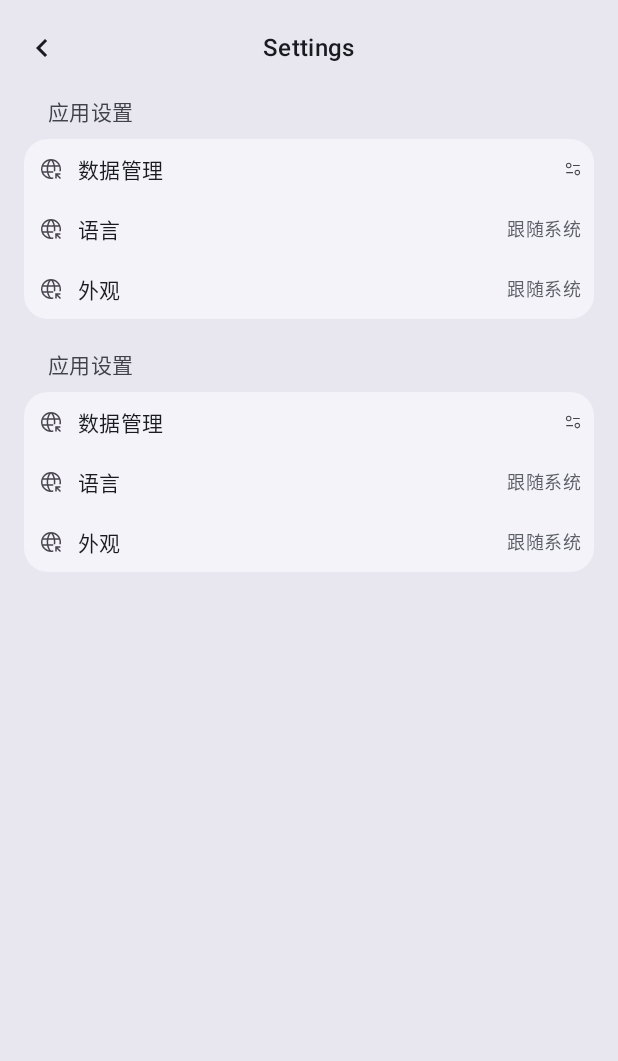
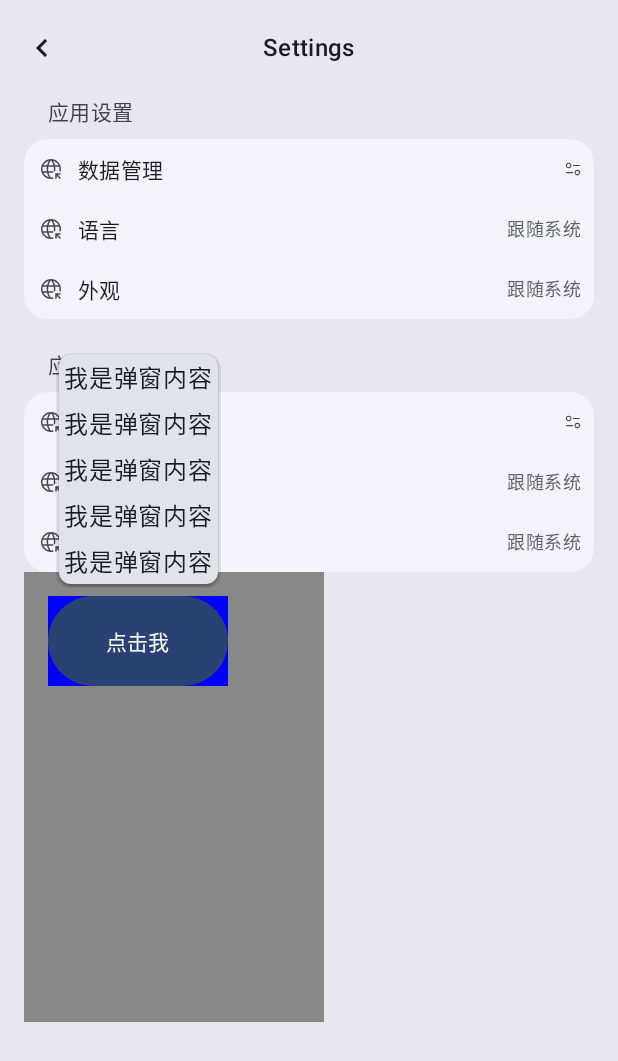
Before and after one commit to SwallowJoe/Lonicera, an Android app built with Jetpack Compose: the SettingsUI screen opened through its navigation route, on a phone screen of 412 x 824 dp. Shown: the top 1061 px of the screen. Run offline under Robolectric (Android 15) with nearby library versions, the phone set to English and light mode, and no system bars; our stand-ins replace Room's generated code; libraries missing offline, so code that uses them is left out: dev.jeziellago.compose; Roboto replaces fonts that are not available here; 1 statement that could not run was skipped.

Commit message:
Add AnchoredPopup widget

```diff
--- a/app/src/main/java/com/android/lonicera/components/settings/ui/SettingsUI.kt
+++ b/app/src/main/java/com/android/lonicera/components/settings/ui/SettingsUI.kt
@@ -1,12 +1,16 @@
 package com.android.lonicera.components.settings.ui
 
+import androidx.compose.foundation.background
 import androidx.compose.foundation.layout.Box
 import androidx.compose.foundation.layout.Column
 import androidx.compose.foundation.layout.fillMaxSize
 import androidx.compose.foundation.layout.padding
 import androidx.compose.foundation.layout.size
+import androidx.compose.foundation.shape.RoundedCornerShape
 import androidx.compose.material.icons.Icons
 import androidx.compose.material.icons.automirrored.filled.KeyboardArrowLeft
+import androidx.compose.material3.Button
+import androidx.compose.material3.Card
 import androidx.compose.material3.CenterAlignedTopAppBar
 import androidx.compose.material3.ExperimentalMaterial3Api
 import androidx.compose.material3.Icon
@@ -17,6 +21,10 @@ import androidx.compose.material3.Text
 import androidx.compose.material3.TopAppBarDefaults
 import androidx.compose.material3.contentColorFor
 import androidx.compose.runtime.Composable
+import androidx.compose.runtime.getValue
+import androidx.compose.runtime.mutableStateOf
+import androidx.compose.runtime.remember
+import androidx.compose.runtime.setValue
 import androidx.compose.ui.Modifier
 import androidx.compose.ui.graphics.Color
 import androidx.compose.ui.res.stringResource
@@ -30,6 +38,8 @@ import androidx.navigation.NavHostController
 import androidx.navigation.compose.rememberNavController
 import com.android.lonicera.R
 import com.android.lonicera.components.settings.SettingsRepository
+import com.android.lonicera.components.widget.AnchoredPopup
+import com.android.lonicera.components.widget.AnchoredPopupPreview
 
 @OptIn(ExperimentalMaterial3Api::class)
 @Composable
@@ -98,6 +108,7 @@ fun SettingsUI(navController: NavHostController) {
 
                 }
             )
+            AnchoredPopupPreview()
         }
     }
 }
--- /dev/null
+++ b/app/src/main/java/com/android/lonicera/components/widget/AnchoredPopup.kt
@@ -0,0 +1,313 @@
+package com.android.lonicera.components.widget
+
+import androidx.compose.animation.core.animateFloatAsState
+import androidx.compose.animation.core.tween
+import androidx.compose.foundation.background
+import androidx.compose.foundation.layout.Box
+import androidx.compose.foundation.layout.Column
+import androidx.compose.foundation.layout.WindowInsets
+import androidx.compose.foundation.layout.ime
+import androidx.compose.foundation.layout.padding
+import androidx.compose.foundation.layout.size
+import androidx.compose.foundation.shape.RoundedCornerShape
+import androidx.compose.material3.Button
+import androidx.compose.material3.Card
+import androidx.compose.material3.Text
+import androidx.compose.runtime.Composable
+import androidx.compose.runtime.getValue
+import androidx.compose.runtime.mutableStateOf
+import androidx.compose.runtime.remember
+import androidx.compose.runtime.setValue
+import androidx.compose.ui.Modifier
+import androidx.compose.ui.draw.alpha
+import androidx.compose.ui.geometry.Rect
+import androidx.compose.ui.graphics.Color
+import androidx.compose.ui.graphics.graphicsLayer
+import androidx.compose.ui.layout.onGloballyPositioned
+import androidx.compose.ui.layout.onSizeChanged
+import androidx.compose.ui.layout.positionInWindow
+import androidx.compose.ui.platform.LocalConfiguration
+import androidx.compose.ui.platform.LocalDensity
+import androidx.compose.ui.tooling.preview.Preview
+import androidx.compose.ui.unit.Dp
+import androidx.compose.ui.unit.IntOffset
+import androidx.compose.ui.unit.IntSize
+import androidx.compose.ui.unit.dp
+import androidx.compose.ui.window.Popup
+import androidx.compose.ui.window.PopupProperties
+import com.llmsdk.log.ALog
+import kotlin.math.roundToInt
+
+@Composable
+fun AnchoredPopup(
+    modifier: Modifier = Modifier,
+    anchorContent: @Composable (modifier: Modifier) -> Unit,
+    showPopup: Boolean = false,
+    direction: Direction = Direction.TOP,
+    spacing: Dp = 0.dp,
+    popupProperties: PopupProperties = PopupProperties(),
+    onPopupDismissRequested: () -> Unit,
+    popupContent: @Composable (modifier: Modifier) -> Unit,
+) {
+    val density = LocalDensity.current
+    val configuration = LocalConfiguration.current
+
+    // 计算可用屏幕区域
+    val screenWidthPx = with(density) { configuration.screenWidthDp.dp.roundToPx() }
+    val screenHeightPx = with(density) { configuration.screenHeightDp.dp.roundToPx() }
+
+    var anchorPosition by remember { mutableStateOf(IntOffset.Zero) }
+    var anchorSize by remember { mutableStateOf(IntSize.Zero) }
+    var popupSize by remember { mutableStateOf(IntSize.Zero) }
+    val spacingPx = with(density) { spacing.roundToPx() }
+
+    val popupAlpha by animateFloatAsState(
+        targetValue = if (showPopup && popupSize.width > 0) 1f else 0f,
+        animationSpec = tween(durationMillis = 250),
+        label = "popupAlpha"
+    )
+    val popupScale by animateFloatAsState(
+        targetValue = if (showPopup && popupSize.width > 0) 1f else 0.5f,
+        animationSpec = tween(durationMillis = 250),
+        label = "popupScale"
+    )
+
+    Box(modifier = modifier) {
+        // 获取动态更新的窗口嵌入区域
+        anchorContent(
+            Modifier.onGloballyPositioned { coordinates ->
+                // 获取锚点相对于父容器的位置（非屏幕坐标）
+                val positionInWindow = coordinates.positionInWindow()
+                anchorPosition =
+                    IntOffset(positionInWindow.x.roundToInt(), positionInWindow.y.roundToInt())
+                anchorSize = coordinates.size
+            }
+        )
+
+        val adjustedPopupPosition = remember(
+            direction, anchorPosition,
+            anchorSize, popupSize, screenWidthPx, screenHeightPx,
+            WindowInsets.ime, showPopup
+        ) {
+            // if (!showPopup) return@remember IntOffset.Zero
+            if (popupSize.width <= 0) return@remember IntOffset(anchorPosition.x, anchorPosition.y)
+            // 核心对齐计算
+            val (baseX, baseY) = calculateCenterAlignedPosition(
+                direction = direction,
+                anchorPos = anchorPosition,
+                anchorSize = anchorSize,
+                popupSize = popupSize,
+                spacing = spacingPx
+            )
+
+            // 边界检测与策略处理
+            processPosition(
+                baseX = baseX,
+                baseY = baseY,
+                direction = direction,
+                anchorPos = anchorPosition,
+                anchorSize = anchorSize,
+                popupSize = popupSize,
+                screenWidth = screenWidthPx,
+                screenHeight = screenHeightPx,
+                spacing = spacingPx
+            )
+        }
+        ALog.d(
+            "AnchoredPopup", "adjustedPopupPosition: $adjustedPopupPosition, "
+                    + "anchorPosition: $anchorPosition, "
+                    + "anchorSize: $anchorSize, "
+                    + "popupSize: $popupSize, "
+                    + "screenWidthPx: $screenWidthPx, "
+                    + "screenHeightPx: $screenHeightPx"
+        )
+        Popup(
+            onDismissRequest = onPopupDismissRequested,
+            // alignment = Alignment.TopStart,
+            properties = popupProperties,
+            offset = IntOffset(
+                adjustedPopupPosition.x - anchorPosition.x,
+                adjustedPopupPosition.y - anchorPosition.y
+            )
+        ) {
+            Box(
+                Modifier.onSizeChanged { size ->
+                    popupSize = size
+                }.alpha(alpha = popupAlpha).graphicsLayer(scaleX = popupScale, scaleY = popupScale)
+            ) {
+                popupContent(Modifier)
+            }
+        }
+    }
+}
+
+// 屏幕边界检测扩展函数
+private fun Rect.isWithinScreen(screenWidth: Int, screenHeight: Int) =
+    left >= 0 && top >= 0 && right <= screenWidth && bottom <= screenHeight
+
+// 核心对齐算法
+private fun calculateCenterAlignedPosition(
+    direction: Direction,
+    anchorPos: IntOffset,
+    anchorSize: IntSize,
+    popupSize: IntSize,
+    spacing: Int,
+): Pair<Int, Int> {
+    val anchorEdgeCenter = when (direction) {
+        Direction.TOP -> anchorPos to IntOffset(anchorPos.x + anchorSize.width, anchorPos.y)
+        Direction.BOTTOM -> IntOffset(anchorPos.x, anchorPos.y + anchorSize.height) to
+                IntOffset(anchorPos.x + anchorSize.width, anchorPos.y + anchorSize.height)
+        Direction.LEFT -> anchorPos to IntOffset(anchorPos.x, anchorPos.y + anchorSize.height)
+        Direction.RIGHT -> IntOffset(anchorPos.x + anchorSize.width, anchorPos.y) to
+                IntOffset(anchorPos.x + anchorSize.width, anchorPos.y + anchorSize.height)
+    }
+
+    val (basePoint, edgeLine) = anchorEdgeCenter
+    return when (direction) {
+        Direction.TOP, Direction.BOTTOM -> {
+            val centerX = (edgeLine.x + basePoint.x) / 2 - popupSize.width / 2
+            val y = if (direction == Direction.TOP)
+                basePoint.y - popupSize.height - spacing
+            else
+                edgeLine.y + spacing
+            Pair(centerX, y)
+        }
+        Direction.LEFT, Direction.RIGHT -> {
+            val x = if (direction == Direction.LEFT)
+                basePoint.x - popupSize.width - spacing
+            else
+                edgeLine.x + spacing
+            val centerY = (edgeLine.y + basePoint.y) / 2 - popupSize.height / 2
+            Pair(x, centerY)
+        }
+    }
+}
+
+// 位置处理流水线
+private fun processPosition(
+    baseX: Int,
+    baseY: Int,
+    direction: Direction,
+    anchorPos: IntOffset,
+    anchorSize: IntSize,
+    popupSize: IntSize,
+    spacing: Int,
+    screenWidth: Int,
+    screenHeight: Int,
+): IntOffset {
+    val baseBounds = Rect(
+        baseX.toFloat(),
+        baseY.toFloat(),
+        (baseX + popupSize.width).toFloat(),
+        (baseY + popupSize.height).toFloat()
+    )
+
+    val position = when {
+        baseBounds.isWithinScreen(screenWidth, screenHeight) ->
+            IntOffset(baseX, baseY)
+
+        else -> {
+            val reversedDir = direction.reverse()
+            val (reversedX, reversedY) = calculateCenterAlignedPosition(
+                direction = reversedDir,
+                anchorPos = anchorPos,
+                anchorSize = anchorSize,
+                popupSize = popupSize,
+                spacing = spacing,
+            )
+            val reversedBounds = Rect(
+                reversedX.toFloat(),
+                reversedY.toFloat(),
+                (reversedX + popupSize.width).toFloat(),
+                (reversedY + popupSize.height).toFloat()
+            )
+
+            if (reversedBounds.isWithinScreen(screenWidth, screenHeight)) {
+                IntOffset(reversedX, reversedY)
+            } else {
+                smartAdjustment(baseX, baseY, popupSize, screenWidth, screenHeight)
+            }
+        }
+    }
+    ALog.d("AnchoredPopup", "processPosition: "
+        + "position: $position, "
+        + "baseX: $baseX, "
+        + "baseY: $baseY, "
+        + "baseInWindow: ${baseBounds.isWithinScreen(screenWidth, screenHeight)}, "
+        + "anchorPos: $anchorPos, "
+        + "anchorSize: $anchorSize, "
+        + "popupSize: $popupSize, "
+        + "screenWidth: $screenWidth, "
+        + "screenHeight: $screenHeight"
+    )
+    return position
+}
+
+// 智能位置调整（保持最大可见区域）
+private fun smartAdjustment(
+    x: Int,
+    y: Int,
+    popupSize: IntSize,
+    screenWidth: Int,
+    screenHeight: Int
+): IntOffset {
+    val maxX = screenWidth - popupSize.width
+    val maxY = screenHeight - popupSize.height
+
+    return IntOffset(
+        x = when {
+            x < 0 -> 0
+            x > maxX -> maxX
+            else -> x
+        },
+        y = when {
+            y < 0 -> 0
+            y > maxY -> maxY
+            else -> y
+        }
+    )
+}
+
+@Preview
+@Composable
+fun AnchoredPopupPreview() {
+    var showPopup by remember { mutableStateOf(true) }
+
+    Box(
+        modifier = Modifier.size(200.dp, 300.dp)
+            .background(Color.Gray)
+            .padding(16.dp)
+    ) {
+
+        AnchoredPopup(
+            showPopup = showPopup,
+            direction = Direction.TOP,
+            spacing = 8.dp,
+            onPopupDismissRequested = { showPopup = false },
+            anchorContent = { mod ->
+                Button(
+                    onClick = { showPopup = true },
+                    modifier = mod
+                        .size(120.dp, 60.dp)
+                        .background(Color.Blue)
+                ) {
+                    Text("点击我")
+                }
+            },
+            popupContent = {
+                Card(
+                    shape = RoundedCornerShape(8.dp),
+                ) {
+                    Column {
+                        repeat(5) {
+                            Text(
+                                "我是弹窗内容",
+                                modifier = Modifier.padding(3.dp)
+                            )
+                        }
+                    }
+                }
+            }
+        )
+    }
+}
--- a/app/src/main/java/com/android/lonicera/components/widget/AnimatedOverlayDrawerScaffold.kt
+++ b/app/src/main/java/com/android/lonicera/components/widget/AnimatedOverlayDrawerScaffold.kt
@@ -30,12 +30,6 @@ import androidx.compose.ui.unit.dp
 import androidx.compose.ui.zIndex
 import kotlin.math.absoluteValue
 
-enum class Direction {
-    LEFT,
-    RIGHT,
-    TOP,
-    BOTTOM,
-}
 
 @Composable
 fun AnimatedOverlayDrawerScaffold(
--- a/app/src/main/java/com/android/lonicera/components/widget/MenuWithScroll.kt
+++ b/app/src/main/java/com/android/lonicera/components/widget/MenuWithScroll.kt
@@ -1,9 +1,13 @@
 package com.android.lonicera.components.widget
 
+import androidx.compose.foundation.Image
 import androidx.compose.foundation.background
+import androidx.compose.foundation.clickable
 import androidx.compose.foundation.gestures.detectTapGestures
+import androidx.compose.foundation.interaction.MutableInteractionSource
 import androidx.compose.foundation.layout.Arrangement
 import androidx.compose.foundation.layout.Box
+import androidx.compose.foundation.layout.Column
 import androidx.compose.foundation.layout.Row
 import androidx.compose.foundation.layout.fillMaxSize
 import androidx.compose.foundation.layout.heightIn
@@ -11,11 +15,10 @@ import androidx.compose.foundation.layout.padding
 import androidx.compose.foundation.layout.size
 import androidx.compose.foundation.layout.sizeIn
 import androidx.compose.foundation.layout.wrapContentSize
-import androidx.compose.foundation.rememberScrollState
-import androidx.compose.material.icons.Icons
-import androidx.compose.material.icons.outlined.Edit
-import androidx.compose.material3.DropdownMenu
-import androidx.compose.material3.DropdownMenuItem
+import androidx.compose.foundation.shape.RoundedCornerShape
+import androidx.compose.material.ripple.rememberRipple
+import androidx.compose.material3.Card
+import androidx.compose.material3.CardDefaults
 import androidx.compose.material3.HorizontalDivider
 import androidx.compose.material3.Icon
 import androidx.compose.material3.LocalContentColor
@@ -28,9 +31,12 @@ import androidx.compose.runtime.remember
 import androidx.compose.runtime.setValue
 import androidx.compose.ui.Alignment
 import androidx.compose.ui.Modifier
+import androidx.compose.ui.draw.clip
 import androidx.compose.ui.input.pointer.pointerInput
 import androidx.compose.ui.res.painterResource
 import androidx.compose.ui.res.stringResource
+import androidx.compose.ui.text.style.TextOverflow
+import androidx.compose.ui.tooling.preview.Preview
 import androidx.compose.ui.unit.dp
 import com.android.lonicera.R
 
@@ -40,16 +46,22 @@ fun MenuWithScroll(
     options: List<String>,
     onOptionSelected: (String) -> Unit,
 ) {
-    var expanded by remember { mutableStateOf(false) }
-    val scrollState = rememberScrollState()
-
+    var showPopup by remember { mutableStateOf(false) }
+    AnchoredPopup(
+        onPopupDismissRequested = {
+            showPopup = false
+        },
+        spacing = 4.dp,
+        direction = Direction.TOP,
+        showPopup = showPopup,
+        anchorContent = { modifier ->
             Box(
-        modifier = Modifier.pointerInput(Unit) {
+                modifier = modifier.pointerInput(Unit) {
                     detectTapGestures {
-                expanded = !expanded
+                        showPopup = !showPopup
                     }
                 }.background(
-            color = if (!expanded) MaterialTheme.colorScheme.secondaryContainer
+                    color = if (!showPopup) MaterialTheme.colorScheme.secondaryContainer
                     else MaterialTheme.colorScheme.primaryContainer
                 ).fillMaxSize()
             ) {
@@ -60,7 +72,7 @@ fun MenuWithScroll(
                     Text(
                         text = selectedOption,
                         style = MaterialTheme.typography.bodySmall,
-                color = if (!expanded) MaterialTheme.colorScheme.onSecondaryContainer
+                        color = if (!showPopup) MaterialTheme.colorScheme.onSecondaryContainer
                         else MaterialTheme.colorScheme.onPrimaryContainer,
                         modifier = Modifier.align(alignment = Alignment.CenterVertically)
                             .padding(start = 4.dp),
@@ -73,50 +85,90 @@ fun MenuWithScroll(
                     )
                 }
             }
-
+        }
+    ) { modifier ->
         Box(
+            modifier = modifier
+                .clip(RoundedCornerShape(8.dp))
+                .background(MaterialTheme.colorScheme.primaryContainer)
+                .wrapContentSize()
+                .sizeIn(maxWidth = 120.dp, maxHeight = 200.dp),
+        ) {
+            Column(
                 modifier = Modifier
-            .fillMaxSize()
-            .wrapContentSize(Alignment.TopStart)
             ) {
-        DropdownMenu(
-            expanded = expanded,
-            onDismissRequest = { expanded = false },
-            scrollState = scrollState,
-            modifier = Modifier.heightIn(
-                max = 400.dp
+                options.forEachIndexed { index, option ->
+                    val interactionSource = remember { MutableInteractionSource() }
+                    Row(
+                        horizontalArrangement = Arrangement.Absolute.SpaceBetween,
+                        verticalAlignment = Alignment.CenterVertically,
+                        modifier = Modifier
+                            .heightIn(min = 32.dp, max = 48.dp)
+                            .clickable(
+                                interactionSource = interactionSource,
+                                indication = rememberRipple(
+                                    color = MaterialTheme.colorScheme.primary.copy(alpha = 0.12f),
+                                    bounded = true
+                                ),
+                                onClick = {
+                                    showPopup = false
+                                    onOptionSelected(option)
+                                }
                             )
                     ) {
-            options.forEach { option ->
-                DropdownMenuItem(
-                    modifier = Modifier.sizeIn(
-                        minWidth = 100.dp,
-                        maxWidth = 200.dp,
-                        minHeight = 24.dp,
-                        maxHeight = 36.dp
-                    ),
-                    text = {
+                        Image(
+                            painter = painterResource(R.drawable.page_info_48px),
+                            contentDescription = null,
+                            modifier = Modifier
+                                .padding(start = 10.dp)
+                                .size(16.dp)
+                        )
                         Text(
                             text = option,
-                            style = MaterialTheme.typography.bodyMedium,
-                            color = MaterialTheme.colorScheme.onSurface
-                        )
-                    },
-                    onClick = {
-                        expanded = false
-                        onOptionSelected(option)
-                    },
-                    leadingIcon = {
-                        Icon(
-                            imageVector = Icons.Outlined.Edit,
-                            tint = LocalContentColor.current,
-                            contentDescription = null
+                            style = MaterialTheme.typography.bodySmall,
+                            color = MaterialTheme.colorScheme.onSurface,
+                            maxLines = 1,
+                            overflow = TextOverflow.Ellipsis,
+                            modifier = Modifier
+                                .weight(1f)
+                                .padding(start = 10.dp)
                         )
                     }
+
+                    if (index < options.lastIndex) {
+                        HorizontalDivider(
+                            modifier = Modifier.padding(horizontal = 10.dp),
+                            thickness = 1.dp,
+                            color = MaterialTheme.colorScheme.onSurfaceVariant.copy(alpha = 0.5f)
                         )
-
-                HorizontalDivider(thickness = 1.dp)
                     }
                 }
             }
         }
+    }
+}
+
+
+@Preview
+@Composable
+fun MenuWithScrollPreview() {
+    Box(modifier = Modifier.size(400.dp)) {
+        Box(
+            modifier = Modifier
+                .clip(RoundedCornerShape(8.dp))
+                .sizeIn(
+                    minWidth = 0.dp,
+                    minHeight = 32.dp,
+                    maxWidth = 120.dp,
+                    maxHeight = 32.dp
+                )
+            // .background(MaterialTheme.colorScheme.surfaceContainerLow)
+        ) {
+            MenuWithScroll(
+                selectedOption = "Option 1",
+                options = listOf("Option 1", "Option 2", "Option 3", "Option 4", "Option 5"),
+                onOptionSelected = {}
+            )
+        }
+    }
+}
```
Also changed, not shown: app/src/main/java/com/android/lonicera/components/widget/Direction.kt (added, +15 -0 lines), app/src/main/java/com/android/lonicera/view/ui/theme/Theme.kt (+4 -4 lines). Lines whose indentation alone changed are shown as unchanged.
